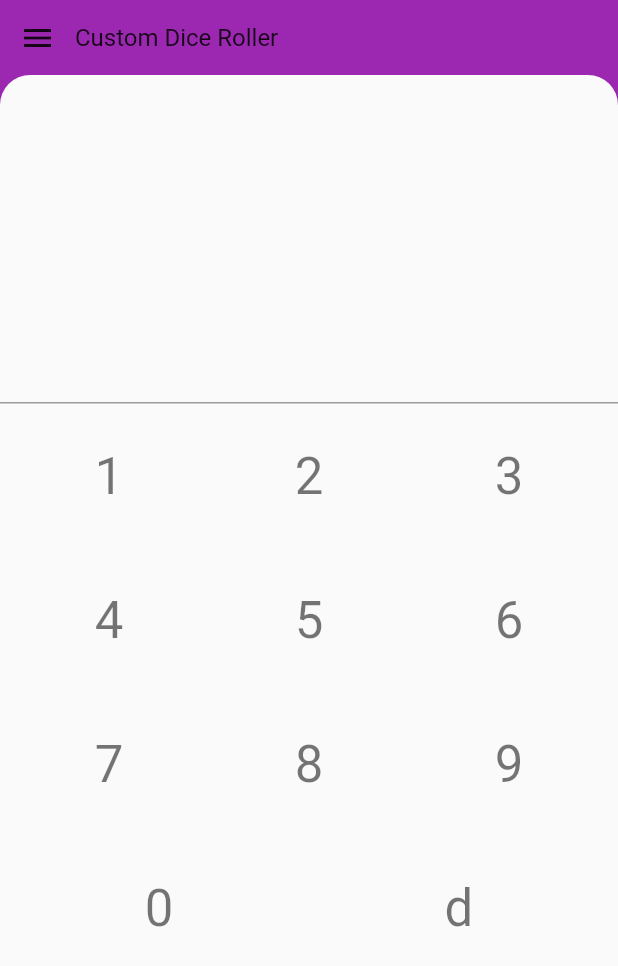
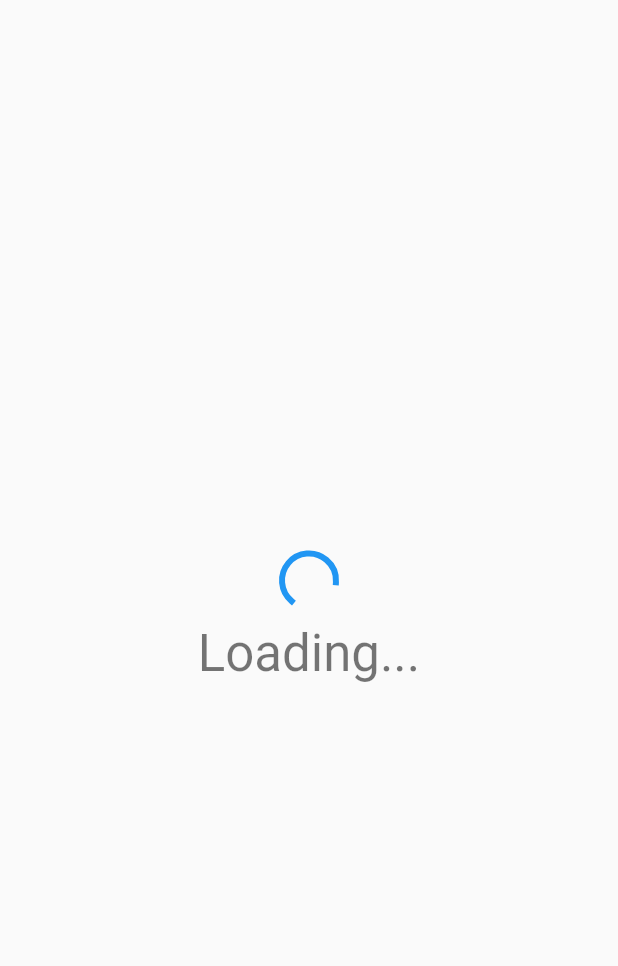
Before and after one commit to CalebQ42/CustomDiceRoller, a Flutter app: the first screen one second after launch, on a phone screen of 412 x 824 dp. Shown: the top 966 px of the screen. Run offline on Flutter 3.47's test engine with Material 2 defaults, Android fonts, the phone set to English and light mode, and no system bars; our stand-ins replace flutter_secure_storage, isar, shared_preferences; accounts and stored records are empty; generated files the repository leaves out were written again.

Commit message:
Added loading screen

```diff
--- a/lib/cdr.dart
+++ b/lib/cdr.dart
@@ -1,6 +1,7 @@
 import 'package:customdiceroller/dice/dice.dart';
 import 'package:customdiceroller/screens/frame.dart';
 import 'package:customdiceroller/utils/observatory.dart';
+import 'package:flutter_gen/gen_l10n/app_localizations.dart';
 import 'package:flutter/material.dart';
 import 'package:flutter_secure_storage/flutter_secure_storage.dart';
 import 'package:shared_preferences/shared_preferences.dart';
@@ -13,10 +14,12 @@ class CDR{
   final FlutterSecureStorage securePrefs = const FlutterSecureStorage();
   final GlobalKey<NavigatorState> navKey = GlobalKey();
   final GlobalKey<FrameState> frameKey = GlobalKey();
-  late Observatory observatory;
+  final Isar db;
+  late Observatory observatory = Observatory(this, frameKey);
+  late AppLocalizations locale;
   Duration globalDuration = const Duration(milliseconds: 300);
 
-  final Isar db;
+  bool initilized = false;
 
   CDR({required this.prefs, required this.db});
 
@@ -31,8 +34,10 @@ class CDR{
     );
   }
 
-  void postInit(BuildContext context){
-    observatory = Observatory(this, frameKey);
+  Future<void> postInit(BuildContext context) async{
+    locale = AppLocalizations.of(context)!;
+    await Future.delayed(const Duration(seconds: 3)); // TODO: Add actual loading here.
+    initilized = true;
   }
 
   static CDR of(BuildContext context) => context.dependOnInheritedWidgetOfExactType<CDRHolder>()!.cdr;
--- a/lib/l10n/app_en.arb
+++ b/lib/l10n/app_en.arb
@@ -5,5 +5,10 @@
     "@dieNotation": {
         "description": "Die notation"
     },
-    "calculator": "Calculator"
+    "calculator": "Calculator",
+    "newDie": "New Die",
+    "newGroup": "New Dice Group",
+    "dice": "Dice",
+    "diceGroups": "Dice Groups",
+    "loading": "Loading..."
 }
--- a/lib/main.dart
+++ b/lib/main.dart
@@ -2,6 +2,7 @@ import 'dart:async';
 
 import 'package:customdiceroller/cdr.dart';
 import 'package:customdiceroller/screens/calculator.dart';
+import 'package:customdiceroller/screens/loading.dart';
 import 'package:customdiceroller/screens/settings.dart';
 import 'package:customdiceroller/screens/frame.dart';
 import 'package:flutter/foundation.dart';
@@ -40,7 +41,6 @@ class MainUIState extends State<MainUI>{
   @override
   Widget build(BuildContext context){
     var cdr = CDR.of(context);
-    cdr.postInit(context);
     return MaterialApp(
       navigatorKey: cdr.navKey,
       theme: ThemeData.light().copyWith(primaryColor: Colors.purple),
@@ -74,6 +74,10 @@ class MainUIState extends State<MainUI>{
           widy = DiceCalculator();
           newSettings = const RouteSettings(name: "/calculator");
         }
+        if(!cdr.initilized){
+          widy = LoadingScreen(startingRoute: newSettings ?? settings, cdr: cdr);
+          newSettings = const RouteSettings(name: "/loading");
+        }
         return PageRouteBuilder(
           settings: newSettings ?? settings,
           pageBuilder: (context, animation, secondaryAnimation) {
--- a/lib/screens/frame.dart
+++ b/lib/screens/frame.dart
@@ -18,7 +18,7 @@ class FrameState extends State<Frame> {
 
   bool vertical = false;
   bool expanded = false;
-  bool hidden = false;
+  bool hidden = true;
   double verticalTranslation = 0;
 
   String _selection = "";
@@ -27,7 +27,7 @@ class FrameState extends State<Frame> {
   set selection(String sel) =>
     WidgetsBinding.instance.addPostFrameCallback((_) {
       setState(() {
-        if(sel == "/intro") { //TODO: add all values that need a hidden appbar
+        if(sel.startsWith("/intro") || sel == "/loading") {
           hidden = true;
         }else{
           hidden = false;
@@ -94,14 +94,22 @@ class FrameState extends State<Frame> {
                     selected: _selection == "/calculator",
                   ),
                   Nav(
-                    name: "testing",
-                    icon: const Icon(Icons.radio),
-                    onTap: () {
-                      cdr.navKey.currentState?.pushNamed("/intro");
-                      Future.delayed(const Duration(seconds: 5), () => cdr.navKey.currentState?.pushNamed("/calculator"));
-                    },
+                    name: locale.dice,
+                    icon: const Icon(Icons.casino),
+                    onTap: () =>
+                      cdr.navKey.currentState?.pushNamed("/dieList"),
                     vertical: vertical,
                     expanded: expanded,
+                    selected: _selection == "/dieList",
+                  ),
+                  Nav(
+                    name: locale.diceGroups,
+                    icon: const Icon(Icons.radio),
+                    onTap: () =>
+                      cdr.navKey.currentState?.pushNamed("/groupList"),
+                    vertical: vertical,
+                    expanded: expanded,
+                    selected: _selection == "/groupList",
                   ),
                   const Spacer(),
                   Nav(
@@ -219,13 +227,14 @@ class Nav extends StatelessWidget{
 class FrameContent extends StatelessWidget{
 
   final Widget? child;
+  final bool allowPop;
 
-  const FrameContent({super.key, this.child});
+  const FrameContent({super.key, this.child, this.allowPop = true});
 
   @override
   Widget build(BuildContext context) =>
     WillPopScope(
-      onWillPop: Frame.of(context).handleBackpress,
+      onWillPop: allowPop ? Frame.of(context).handleBackpress : () async => true,
       child: Container(
         color: Theme.of(context).canvasColor,
         child: child,
--- /dev/null
+++ b/lib/screens/loading.dart
@@ -0,0 +1,34 @@
+import 'package:customdiceroller/cdr.dart';
+import 'package:customdiceroller/screens/frame.dart';
+import 'package:flutter/material.dart';
+import 'package:flutter_gen/gen_l10n/app_localizations.dart';
+
+class LoadingScreen extends StatelessWidget{
+
+  final RouteSettings startingRoute;
+  final CDR cdr;
+
+  const LoadingScreen({super.key, required this.startingRoute, required this.cdr});
+
+  @override
+  Widget build(BuildContext context) {
+    cdr.postInit(context).then(
+      (_) => cdr.navKey.currentState?.pushNamedAndRemoveUntil(startingRoute.name ?? "/", (_) => false, arguments: startingRoute.arguments)
+    );
+    return FrameContent(
+      child: Center(
+        child: Column(
+          mainAxisAlignment: MainAxisAlignment.center,
+          children: [
+            const CircularProgressIndicator(),
+            Container(height: 10),
+            Text(
+              AppLocalizations.of(context)!.loading,
+              style: Theme.of(context).textTheme.headlineMedium,
+            )
+          ],
+        ),
+      )
+    );
+  }
+}
--- a/pubspec.yaml
+++ b/pubspec.yaml
@@ -13,7 +13,7 @@ dependencies:
     sdk: flutter
 
   cupertino_icons: ^1.0.5
-  shared_preferences: ^2.0.20
+  shared_preferences: ^2.1.0
   url_launcher: ^6.1.10
   uuid: ^3.0.7
   flutter_secure_storage: ^8.0.0
```
Also changed, not shown: pubspec.lock.
